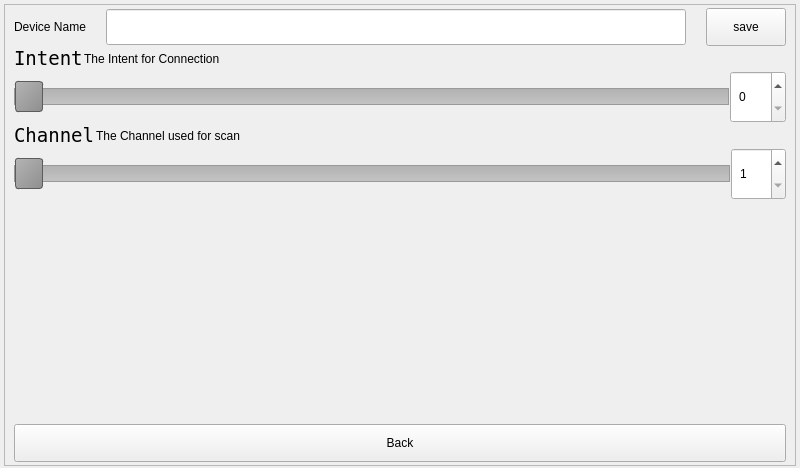
First picture: the form in ui/mainwindow.ui, repository TI-ECS/wifi-direct-demo, before the edit.
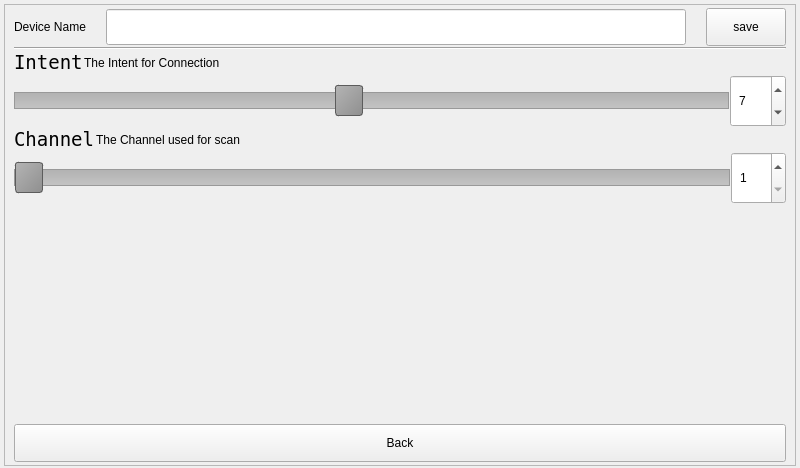
Second picture: the form after the edit. The open tabs and pages were chosen to show the change. Icons and pictures are not drawn.

The edit to the form file:
```diff
--- a/ui/mainwindow.ui
+++ b/ui/mainwindow.ui
@@ -14,11 +14,7 @@
    <string>Form</string>
   </property>
   <property name="styleSheet">
-   <string notr="true">QListView::item {
-    height: 36px;
-}
-
-QLineEdit {
+   <string notr="true">QLineEdit {
 	height: 30px;
 }
 
@@ -434,6 +430,13 @@
              </item>
             </layout>
            </item>
+           <item>
+            <widget class="Line" name="line">
+             <property name="orientation">
+              <enum>Qt::Horizontal</enum>
+             </property>
+            </widget>
+           </item>
            <item>
             <layout class="QHBoxLayout" name="horizontalLayout">
              <item>
@@ -487,6 +490,9 @@
                <property name="maximum">
                 <number>15</number>
                </property>
+               <property name="value">
+                <number>7</number>
+               </property>
                <property name="orientation">
                 <enum>Qt::Horizontal</enum>
                </property>
@@ -500,6 +506,9 @@
                <property name="maximum">
                 <number>15</number>
                </property>
+               <property name="value">
+                <number>7</number>
+               </property>
               </widget>
              </item>
             </layout>
```
Left out of the diff: 6 changed lines with no effect on the pictures.
